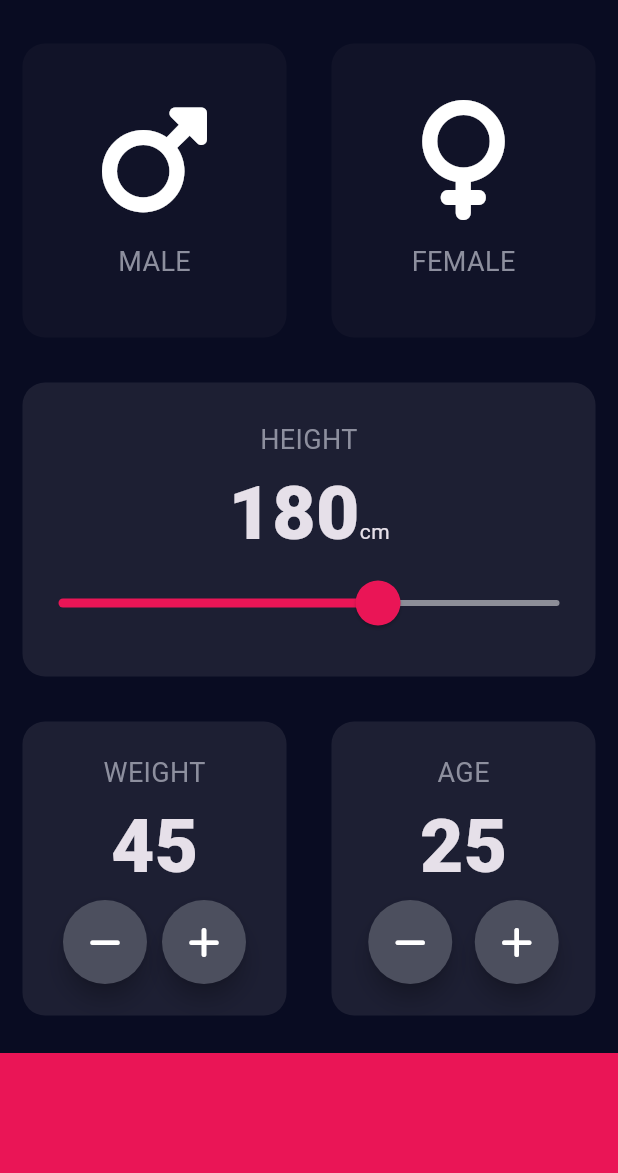
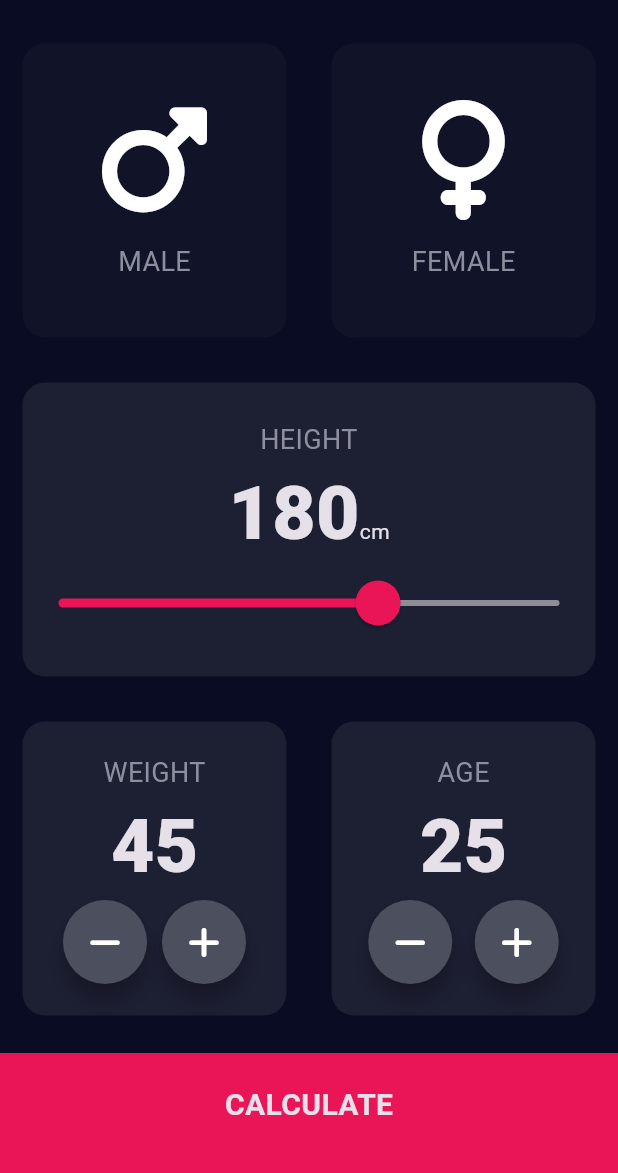
Before and after one commit to Amal-AM4/bmi_calc, a Flutter app: the screen it shows after launch, on a phone screen of 412 x 824 dp, the part 63-1236 px from its top. Run offline on Flutter 3.47's test engine with Material 3 defaults, Android fonts, the phone set to English and light mode, and no system bars; our stand-ins replace font_awesome_flutter.

Commit message:
main screen design is completed

```diff
--- a/lib/constants.dart
+++ b/lib/constants.dart
@@ -8,3 +8,8 @@ const kinactiveContainerColor = Color(0xFF111328);
 const kLabelStyle = TextStyle(color: Color(0xFF8D8F9E), fontSize: 18.0);
 
 const knumberStyle = TextStyle(fontSize: 50.0, fontWeight: FontWeight.w900);
+
+const kBottomContainerTextStyle = TextStyle(
+  fontSize: 20.0,
+  fontWeight: FontWeight.bold,
+);
--- a/lib/input_page.dart
+++ b/lib/input_page.dart
@@ -204,7 +204,11 @@ class _InputPageState extends State<InputPage> {
           ),
 
           Container(
+            child: Center(
+              child: Text('CALCULATE', style: kBottomContainerTextStyle),
+            ),
             margin: EdgeInsets.only(top: 10.0),
+            padding: EdgeInsets.only(bottom: 10.0),
             color: kbottomContainerColor,
             width: double.infinity,
             height: kbottomContainerHeight,
```
